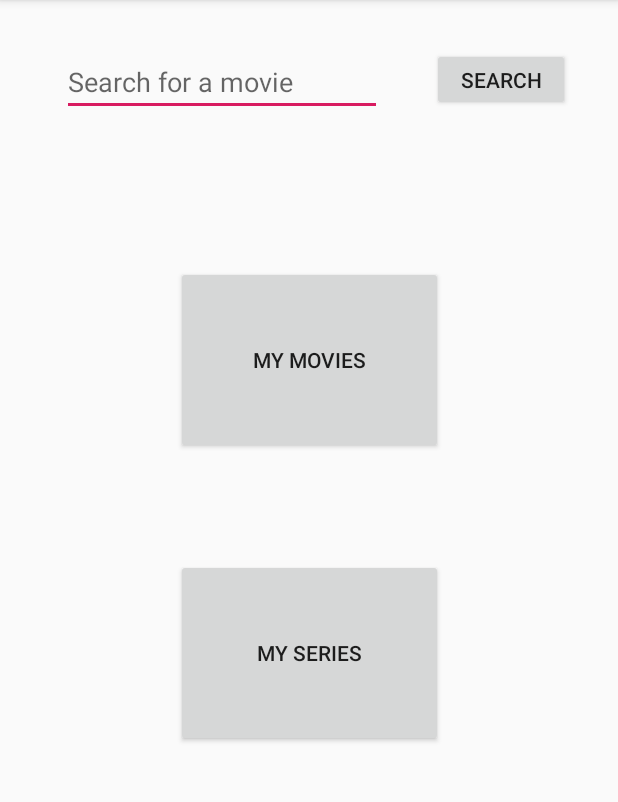
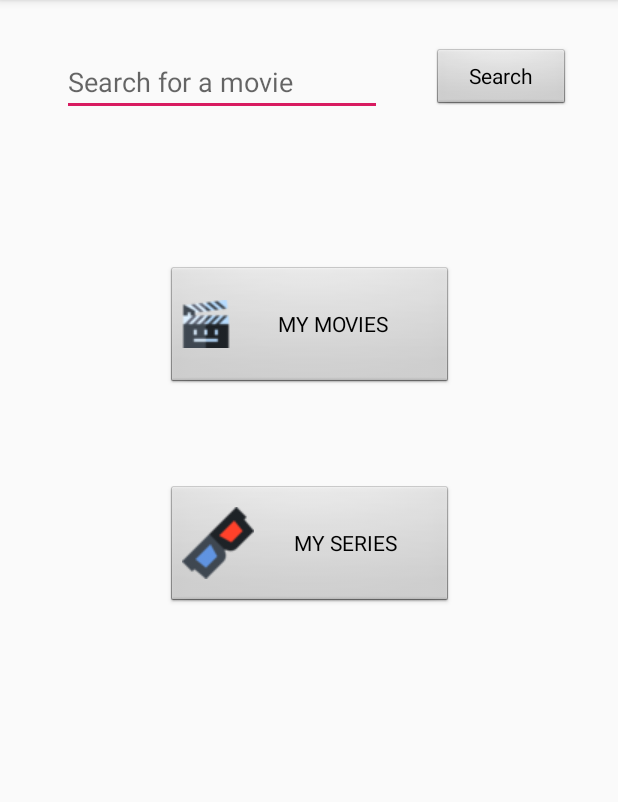
Before and after one commit to adamkovacs77/MovieOrganizer, an Android app: the screen it shows after launch (MainActivity), on a phone screen of 412 x 824 dp, the part 84-886 px from its top. Run offline under Robolectric (Android 15) with nearby library versions, the phone set to English and light mode, and no system bars; our stand-ins replace RxJava.

Commit message:
added drawables

```diff
--- a/app/src/main/java/com/example/movieorganizer/utils/AppUtils.kt
+++ b/app/src/main/java/com/example/movieorganizer/utils/AppUtils.kt
@@ -20,7 +20,7 @@ class AppUtils {
                 ) as InputMethodManager
 
             try {
-                inputMethodManager?.hideSoftInputFromWindow(activity.currentFocus!!.windowToken, 0)
+                inputMethodManager.hideSoftInputFromWindow(activity.currentFocus!!.windowToken, 0)
             }
             catch (e: Exception) {
 
--- /dev/null
+++ b/app/src/main/res/drawable/button_list.xml
@@ -0,0 +1,12 @@
+<?xml version="1.0" encoding="utf-8"?>
+<shape xmlns:android="http://schemas.android.com/apk/res/android"
+    android:shape="rectangle">
+
+    <corners android:radius="15dp" />
+    <gradient
+        android:angle="90"
+        android:endColor="@color/colorAccentDark"
+        android:centerColor="@color/colorAccentLight"
+        android:startColor="@color/colorPrimary" />
+
+</shape>
--- a/app/src/main/res/layout/activity_main.xml
+++ b/app/src/main/res/layout/activity_main.xml
@@ -8,6 +8,7 @@
 
     <Button
         android:id="@+id/search_button"
+        style="@style/button"
         android:layout_width="92dp"
         android:layout_height="42dp"
         android:layout_marginTop="32dp"
@@ -19,13 +20,13 @@
 
     <Button
         android:id="@+id/seriesList"
-        android:layout_width="178dp"
-        android:layout_height="125dp"
+        style="@style/button"
+        android:layout_width="191dp"
+        android:layout_height="82dp"
         android:layout_marginStart="32dp"
-        android:layout_marginLeft="32dp"
-        android:layout_marginTop="70dp"
+        android:layout_marginTop="64dp"
         android:layout_marginEnd="32dp"
-        android:layout_marginRight="32dp"
+        android:drawableStart="@drawable/glasses_small"
         android:text="@string/my_series"
         app:layout_constraintEnd_toEndOf="parent"
         app:layout_constraintHorizontal_bias="0.502"
@@ -34,17 +35,19 @@
 
     <Button
         android:id="@+id/moviesList"
-        android:layout_width="178dp"
-        android:layout_height="125dp"
+        style="@style/button"
+        android:layout_width="191dp"
+        android:layout_height="82dp"
         android:layout_marginStart="32dp"
-        android:layout_marginLeft="32dp"
+        android:layout_marginLeft="64dp"
         android:layout_marginTop="100dp"
         android:layout_marginEnd="32dp"
-        android:layout_marginRight="32dp"
         android:text="@string/my_movies"
+        android:drawableStart="@drawable/movie"
         app:layout_constraintEnd_toEndOf="parent"
         app:layout_constraintStart_toStartOf="parent"
-        app:layout_constraintTop_toBottomOf="@+id/search_movie" />
+        app:layout_constraintTop_toBottomOf="@+id/search_movie"
+        />
 
     <EditText
         android:id="@+id/search_movie"
@@ -68,7 +71,8 @@
         android:layout_width="match_parent"
         android:layout_height="match_parent"
         tools:layout_editor_absoluteX="26dp"
-        tools:layout_editor_absoluteY="144dp">
+        tools:layout_editor_absoluteY="144dp"
+        android:backgroundTintMode="multiply">
 
         <androidx.recyclerview.widget.RecyclerView
             android:id="@+id/recycler_view"
--- a/app/src/main/res/layout/list_item_movie.xml
+++ b/app/src/main/res/layout/list_item_movie.xml
@@ -17,6 +17,7 @@
         android:layout_width="match_parent"
         android:layout_height="wrap_content"
         android:orientation="vertical">
+
 
         <!--suppress AndroidLintContentDescription -->
         <ImageView
@@ -70,12 +71,14 @@
             android:id="@+id/button_add_movie"
             android:layout_width="match_parent"
             android:layout_height="wrap_content"
+            android:drawableStart="@android:drawable/star_big_on"
             android:text="Add to my list" />
 
         <Button
             android:id="@+id/button_delete"
             android:layout_width="match_parent"
             android:layout_height="wrap_content"
+            android:drawableStart="@android:drawable/star_big_off"
             android:text="@string/delete" />
 
     </LinearLayout>
--- a/app/src/main/res/values/colors.xml
+++ b/app/src/main/res/values/colors.xml
@@ -3,4 +3,11 @@
     <color name="colorPrimary">#008577</color>
     <color name="colorPrimaryDark">#00574B</color>
     <color name="colorAccent">#D81B60</color>
+    <color name="colorPrimaryLight">#ff5c8d</color>
+    <color name="colorAccentDark">#005cb2</color>
+    <color name="colorAccentLight">#6ab7ff</color>
+    <color name="colorOnPrimary">@color/white</color>
+    <color name="colorRipple">@color/white_2</color>
+    <color name="white">#FFFFFF</color>
+    <color name="white_2">#33FFFFFF</color>
 </resources>
--- /dev/null
+++ b/app/src/main/res/values/string.xml
@@ -0,0 +1,22 @@
+<resources>
+    <string name="app_name">MovieOrganizer</string>
+    <string name="my_series">MY SERIES</string>
+    <string name="my_movies">MY MOVIES</string>
+    <string name="go_back_movies">Go Back</string>
+    <string name="go_back_series">Go Back</string>
+    <string name="movieTitle">Enter movie title</string>
+    <string name="search">Search</string>
+    <string name="enter_a_movie_title">Enter a movie title</string>
+    <string name="search_for_a_movie">Search for a movie</string>
+    <string name="search_movie">search_movie</string>
+    <string name="delete_movie">Delete movie</string>
+    <string name="delete_series">Delete series</string>
+    <string name="delete">delete</string>
+    <string name="no_movie_found">"No movie was found matching the title you entered!"</string>
+    <string name="enter_movie">Please enter a movie title</string>
+    <string name="no_internet">Network not available! Please connect to the Internet.</string>
+    <string name="default_image">http://www.imdb.com/images/nopicture/medium/film.png</string>
+    <string name="existing_movie_series">The %1$s is already in your list.</string>
+    <string name="movie_series_added">"The %1$s was added to your list."</string>
+    <string name="movie_series_deleted">The %1$s was deleted from your list.</string>
+</resources>
--- a/app/src/main/res/values/strings.xml
+++ /dev/null
@@ -1,15 +0,0 @@
-<resources>
-    <string name="app_name">MovieOrganizer</string>
-    <string name="my_series">My Series</string>
-    <string name="my_movies">My Movies</string>
-    <string name="go_back_movies">Go Back</string>
-    <string name="go_back_series">Go Back</string>
-    <string name="movieTitle">Enter movie title</string>
-    <string name="search">Search</string>
-    <string name="enter_a_movie_title">Enter a movie title</string>
-    <string name="search_for_a_movie">Search for a movie</string>
-    <string name="search_movie">search_movie</string>
-    <string name="delete_movie">Delete movie</string>
-    <string name="delete_series">Delete series</string>
-    <string name="delete">delete</string>
-</resources>
--- a/app/src/main/res/values/styles.xml
+++ b/app/src/main/res/values/styles.xml
@@ -8,4 +8,8 @@
         <item name="colorAccent">@color/colorAccent</item>
     </style>
 
+    <style name="button" parent="android:Widget.Button">
+        <item name="buttonStyle">@drawable/button_list</item>
+    </style>
+
 </resources>
```
Also changed, not shown: app/src/main/java/com/example/movieorganizer/view/MainActivity.kt (+5 -11 lines), app/src/main/java/com/example/movieorganizer/view/MovieAdapter.kt (+4 -3 lines), app/src/main/res/drawable/background.png (added), app/src/main/res/drawable/glasses.png (added), app/src/main/res/drawable/glasses_small.png (added), app/src/main/res/drawable/movie.png (added), app/src/main/res/drawable/popcorn.png (added).
